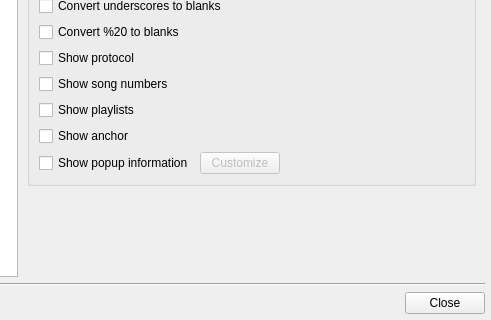
First picture: the form in src/ui/forms/configdialog.ui, repository ksv1986/qmmp-staging, before the edit; both pictures show x 168 to 659 and y 146 to 466 of the 659 by 466 pixel window.
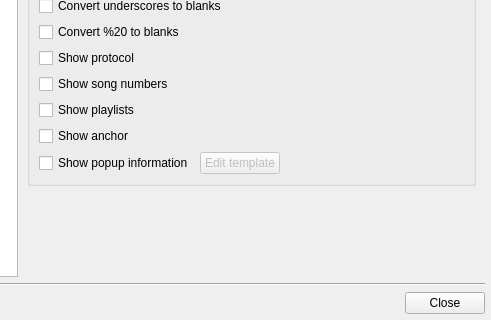
Second picture: the form after the edit. The open tabs and pages were chosen to show the change. Icons and pictures are not drawn.

What changed in the file:
```diff
--- a/src/ui/forms/configdialog.ui
+++ b/src/ui/forms/configdialog.ui
@@ -603,7 +603,7 @@
                  <bool>false</bool>
                 </property>
                 <property name="text">
-                 <string>Customize</string>
+                 <string>Edit template</string>
                 </property>
                </widget>
               </item>
```
Left out of the diff: 4 changed lines with no effect on the pictures.
